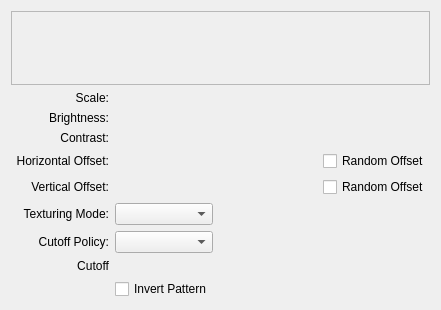
This is plugins/paintops/libpaintop/forms/wdgtexturechooser.ui in KDE/krita as Qt 5 draws it before an edit. The edited form follows.
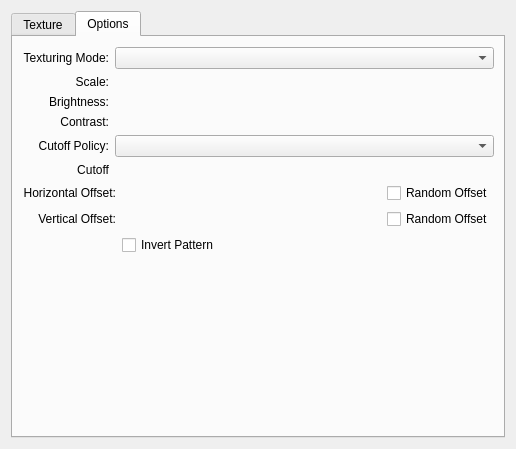
This is the edited form. Custom widgets are drawn as their Qt base class.

Commit message: make the texture options in two tab areas

Diff of the .ui file:
```diff
--- a/plugins/paintops/libpaintop/forms/wdgtexturechooser.ui
+++ b/plugins/paintops/libpaintop/forms/wdgtexturechooser.ui
@@ -6,8 +6,8 @@
    <rect>
     <x>0</x>
     <y>0</y>
-    <width>441</width>
-    <height>310</height>
+    <width>516</width>
+    <height>449</height>
    </rect>
   </property>
   <property name="minimumSize">
@@ -16,21 +16,101 @@
     <height>0</height>
    </size>
   </property>
-  <layout class="QVBoxLayout" name="verticalLayout">
-   <item>
+  <layout class="QGridLayout" name="gridLayout_3">
+   <item row="0" column="0">
+    <widget class="QTabWidget" name="tabWidget">
+     <property name="sizePolicy">
+      <sizepolicy hsizetype="Preferred" vsizetype="Expanding">
+       <horstretch>0</horstretch>
+       <verstretch>0</verstretch>
+      </sizepolicy>
+     </property>
+     <property name="currentIndex">
+      <number>1</number>
+     </property>
+     <widget class="QWidget" name="textureTab">
+      <attribute name="title">
+       <string>Texture</string>
+      </attribute>
     <widget class="KisPatternChooser" name="chooser">
+       <property name="geometry">
+        <rect>
+         <x>10</x>
+         <y>10</y>
+         <width>481</width>
+         <height>391</height>
+        </rect>
+       </property>
+       <property name="sizePolicy">
+        <sizepolicy hsizetype="Preferred" vsizetype="Preferred">
+         <horstretch>0</horstretch>
+         <verstretch>0</verstretch>
+        </sizepolicy>
+       </property>
      <property name="frameShape">
       <enum>QFrame::StyledPanel</enum>
      </property>
      <property name="frameShadow">
-      <enum>QFrame::Raised</enum>
-     </property>
-    </widget>
-   </item>
+        <enum>QFrame::Plain</enum>
+       </property>
+       <property name="lineWidth">
+        <number>0</number>
+       </property>
+      </widget>
+     </widget>
+     <widget class="QWidget" name="textureOptionsTab">
+      <attribute name="title">
+       <string>Options</string>
+      </attribute>
+      <widget class="QWidget" name="verticalLayoutWidget">
+       <property name="geometry">
+        <rect>
+         <x>10</x>
+         <y>10</y>
+         <width>471</width>
+         <height>381</height>
+        </rect>
+       </property>
+       <layout class="QVBoxLayout" name="verticalLayout">
    <item>
-    <layout class="QGridLayout" name="gridLayout_2" columnstretch="0,0,0,0">
-     <item row="7" column="0">
+         <layout class="QGridLayout" name="gridLayout_2">
+          <item row="3" column="0">
+           <widget class="QLabel" name="lblAngle">
+            <property name="sizePolicy">
+             <sizepolicy hsizetype="Minimum" vsizetype="Minimum">
+              <horstretch>0</horstretch>
+              <verstretch>0</verstretch>
+             </sizepolicy>
+            </property>
+            <property name="text">
+             <string>Contrast:</string>
+            </property>
+            <property name="alignment">
+             <set>Qt::AlignRight|Qt::AlignTrailing|Qt::AlignVCenter</set>
+            </property>
+           </widget>
+          </item>
+          <item row="2" column="1">
+           <widget class="KisDoubleSliderSpinBox" name="brightnessSlider" native="true"/>
+          </item>
+          <item row="1" column="1">
+           <widget class="KisMultipliersDoubleSliderSpinBox" name="scaleSlider" native="true">
+            <property name="minimumSize">
+             <size>
+              <width>200</width>
+              <height>0</height>
+             </size>
+            </property>
+           </widget>
+          </item>
+          <item row="5" column="0">
       <widget class="QLabel" name="lblSpacing_2">
+            <property name="sizePolicy">
+             <sizepolicy hsizetype="Minimum" vsizetype="Minimum">
+              <horstretch>0</horstretch>
+              <verstretch>0</verstretch>
+             </sizepolicy>
+            </property>
        <property name="text">
         <string>Cutoff</string>
        </property>
@@ -39,28 +119,14 @@
        </property>
       </widget>
      </item>
-     <item row="8" column="1">
-      <widget class="QCheckBox" name="chkInvert">
-       <property name="toolTip">
-        <string>The border of the brush will be smoothed to avoid aliasing</string>
-       </property>
-       <property name="text">
-        <string>Invert Pattern</string>
-       </property>
-      </widget>
-     </item>
-     <item row="0" column="1" colspan="2">
-      <widget class="KisMultipliersDoubleSliderSpinBox" name="scaleSlider" native="true">
-       <property name="minimumSize">
-        <size>
-         <width>200</width>
-         <height>0</height>
-        </size>
-       </property>
-      </widget>
-     </item>
-     <item row="1" column="0">
+          <item row="2" column="0">
       <widget class="QLabel" name="lblRatio">
+            <property name="sizePolicy">
+             <sizepolicy hsizetype="Minimum" vsizetype="Preferred">
+              <horstretch>0</horstretch>
+              <verstretch>0</verstretch>
+             </sizepolicy>
+            </property>
        <property name="text">
         <string>Brightness:</string>
        </property>
@@ -69,30 +135,7 @@
        </property>
       </widget>
      </item>
-     <item row="1" column="1" colspan="2">
-      <widget class="KisDoubleSliderSpinBox" name="brightnessSlider" native="true"/>
-     </item>
-     <item row="0" column="0">
-      <widget class="QLabel" name="lblDiameter">
-       <property name="text">
-        <string>Scale:</string>
-       </property>
-       <property name="alignment">
-        <set>Qt::AlignRight|Qt::AlignTrailing|Qt::AlignVCenter</set>
-       </property>
-      </widget>
-     </item>
-     <item row="2" column="0">
-      <widget class="QLabel" name="lblAngle">
-       <property name="text">
-        <string>Contrast:</string>
-       </property>
-       <property name="alignment">
-        <set>Qt::AlignRight|Qt::AlignTrailing|Qt::AlignVCenter</set>
-       </property>
-      </widget>
-     </item>
-     <item row="2" column="1" colspan="2">
+          <item row="3" column="1">
       <widget class="KisDoubleSliderSpinBox" name="contrastSlider" native="true">
        <property name="minimumSize">
         <size>
@@ -102,41 +145,14 @@
        </property>
       </widget>
      </item>
-     <item row="3" column="0">
-      <widget class="QLabel" name="lblSpikes">
-       <property name="text">
-        <string>Horizontal Offset:</string>
-       </property>
-       <property name="alignment">
-        <set>Qt::AlignRight|Qt::AlignTrailing|Qt::AlignVCenter</set>
-       </property>
-      </widget>
-     </item>
      <item row="4" column="0">
-      <widget class="QLabel" name="lblRandomness">
-       <property name="text">
-        <string>Vertical Offset:</string>
-       </property>
-       <property name="alignment">
-        <set>Qt::AlignRight|Qt::AlignTrailing|Qt::AlignVCenter</set>
-       </property>
-      </widget>
-     </item>
-     <item row="3" column="1" colspan="2">
-      <widget class="KisSliderSpinBox" name="offsetSliderX" native="true"/>
-     </item>
-     <item row="5" column="0">
-      <widget class="QLabel" name="lblDensity">
-       <property name="text">
-        <string>Texturing Mode:</string>
-       </property>
-       <property name="alignment">
-        <set>Qt::AlignRight|Qt::AlignTrailing|Qt::AlignVCenter</set>
-       </property>
-      </widget>
-     </item>
-     <item row="6" column="0">
       <widget class="QLabel" name="lblSpacing">
+            <property name="sizePolicy">
+             <sizepolicy hsizetype="Minimum" vsizetype="Minimum">
+              <horstretch>0</horstretch>
+              <verstretch>0</verstretch>
+             </sizepolicy>
+            </property>
        <property name="text">
         <string>Cutoff Policy:</string>
        </property>
@@ -145,34 +161,33 @@
        </property>
       </widget>
      </item>
-     <item row="6" column="1">
-      <widget class="QComboBox" name="cmbCutoffPolicy">
+          <item row="0" column="0">
+           <widget class="QLabel" name="lblDensity">
        <property name="sizePolicy">
-        <sizepolicy hsizetype="Preferred" vsizetype="Preferred">
+             <sizepolicy hsizetype="Fixed" vsizetype="Minimum">
          <horstretch>0</horstretch>
          <verstretch>0</verstretch>
         </sizepolicy>
        </property>
-      </widget>
-     </item>
-     <item row="4" column="3">
-      <widget class="QCheckBox" name="randomOffsetY">
        <property name="text">
-        <string>Random Offset</string>
-       </property>
-      </widget>
-     </item>
-     <item row="3" column="3">
-      <widget class="QCheckBox" name="randomOffsetX">
-       <property name="text">
-        <string>Random Offset</string>
+             <string>Texturing Mode:</string>
+            </property>
+            <property name="alignment">
+             <set>Qt::AlignRight|Qt::AlignTrailing|Qt::AlignVCenter</set>
        </property>
       </widget>
      </item>
      <item row="4" column="1">
-      <widget class="KisSliderSpinBox" name="offsetSliderY" native="true"/>
-     </item>
-     <item row="5" column="1">
+           <widget class="QComboBox" name="cmbCutoffPolicy">
+            <property name="sizePolicy">
+             <sizepolicy hsizetype="Preferred" vsizetype="Preferred">
+              <horstretch>0</horstretch>
+              <verstretch>0</verstretch>
+             </sizepolicy>
+            </property>
+           </widget>
+          </item>
+          <item row="0" column="1">
       <widget class="QComboBox" name="cmbTexturingMode">
        <property name="sizePolicy">
         <sizepolicy hsizetype="Preferred" vsizetype="Preferred">
@@ -182,7 +197,23 @@
        </property>
       </widget>
      </item>
-     <item row="7" column="1">
+          <item row="1" column="0">
+           <widget class="QLabel" name="lblDiameter">
+            <property name="sizePolicy">
+             <sizepolicy hsizetype="Minimum" vsizetype="Minimum">
+              <horstretch>0</horstretch>
+              <verstretch>0</verstretch>
+             </sizepolicy>
+            </property>
+            <property name="text">
+             <string>Scale:</string>
+            </property>
+            <property name="alignment">
+             <set>Qt::AlignRight|Qt::AlignTrailing|Qt::AlignVCenter</set>
+            </property>
+           </widget>
+          </item>
+          <item row="5" column="1">
       <widget class="KisGradientSlider" name="cutoffSlider" native="true">
        <property name="text" stdset="0">
         <string>PushButton</string>
@@ -191,18 +222,116 @@
      </item>
     </layout>
    </item>
+        <item>
+         <layout class="QGridLayout" name="gridLayout">
+          <item row="0" column="0">
+           <widget class="QLabel" name="lblSpikes">
+            <property name="sizePolicy">
+             <sizepolicy hsizetype="Fixed" vsizetype="Preferred">
+              <horstretch>0</horstretch>
+              <verstretch>0</verstretch>
+             </sizepolicy>
+            </property>
+            <property name="text">
+             <string>Horizontal Offset:</string>
+            </property>
+            <property name="alignment">
+             <set>Qt::AlignRight|Qt::AlignTrailing|Qt::AlignVCenter</set>
+            </property>
+           </widget>
+          </item>
+          <item row="1" column="1">
+           <widget class="KisSliderSpinBox" name="offsetSliderY" native="true"/>
+          </item>
+          <item row="2" column="1">
+           <widget class="QCheckBox" name="chkInvert">
+            <property name="toolTip">
+             <string>The border of the brush will be smoothed to avoid aliasing</string>
+            </property>
+            <property name="text">
+             <string>Invert Pattern</string>
+            </property>
+           </widget>
+          </item>
+          <item row="0" column="1">
+           <widget class="KisSliderSpinBox" name="offsetSliderX" native="true"/>
+          </item>
+          <item row="1" column="2">
+           <widget class="QCheckBox" name="randomOffsetY">
+            <property name="text">
+             <string>Random Offset</string>
+            </property>
+           </widget>
+          </item>
+          <item row="1" column="0">
+           <widget class="QLabel" name="lblRandomness">
+            <property name="sizePolicy">
+             <sizepolicy hsizetype="Minimum" vsizetype="Preferred">
+              <horstretch>0</horstretch>
+              <verstretch>0</verstretch>
+             </sizepolicy>
+            </property>
+            <property name="text">
+             <string>Vertical Offset:</string>
+            </property>
+            <property name="alignment">
+             <set>Qt::AlignRight|Qt::AlignTrailing|Qt::AlignVCenter</set>
+            </property>
+           </widget>
+          </item>
+          <item row="0" column="2">
+           <widget class="QCheckBox" name="randomOffsetX">
+            <property name="sizePolicy">
+             <sizepolicy hsizetype="Fixed" vsizetype="Fixed">
+              <horstretch>0</horstretch>
+              <verstretch>0</verstretch>
+             </sizepolicy>
+            </property>
+            <property name="text">
+             <string>Random Offset</string>
+            </property>
+           </widget>
+          </item>
+          <item row="3" column="1">
+           <spacer name="verticalSpacer">
+            <property name="orientation">
+             <enum>Qt::Vertical</enum>
+            </property>
+            <property name="sizeHint" stdset="0">
+             <size>
+              <width>20</width>
+              <height>40</height>
+             </size>
+            </property>
+           </spacer>
+          </item>
+         </layout>
+        </item>
+       </layout>
+      </widget>
+      <zorder>verticalLayoutWidget</zorder>
+      <zorder>verticalLayoutWidget</zorder>
+     </widget>
+    </widget>
+   </item>
   </layout>
  </widget>
  <customwidgets>
-  <customwidget>
-   <class>KisDoubleSliderSpinBox</class>
-   <extends>QWidget</extends>
-   <header>kis_slider_spin_box.h</header>
-   <container>1</container>
-  </customwidget>
   <customwidget>
    <class>KisSliderSpinBox</class>
    <extends>QWidget</extends>
+   <header location="global">kis_slider_spin_box.h</header>
+   <container>1</container>
+  </customwidget>
+  <customwidget>
+   <class>KisPatternChooser</class>
+   <extends>QFrame</extends>
+   <header location="global">kis_pattern_chooser.h</header>
+   <container>1</container>
+  </customwidget>
+  <customwidget>
+   <class>KisDoubleSliderSpinBox</class>
+   <extends>QWidget</extends>
    <header>kis_slider_spin_box.h</header>
    <container>1</container>
   </customwidget>
@@ -218,12 +347,6 @@
    <header>kis_multipliers_double_slider_spinbox.h</header>
    <container>1</container>
   </customwidget>
-  <customwidget>
-   <class>KisPatternChooser</class>
-   <extends>QFrame</extends>
-   <header>widgets/kis_pattern_chooser.h</header>
-   <container>1</container>
-  </customwidget>
  </customwidgets>
  <resources/>
  <connections/>
```
Lines whose indentation alone changed are shown as unchanged. The commit also changes 1 other file.
